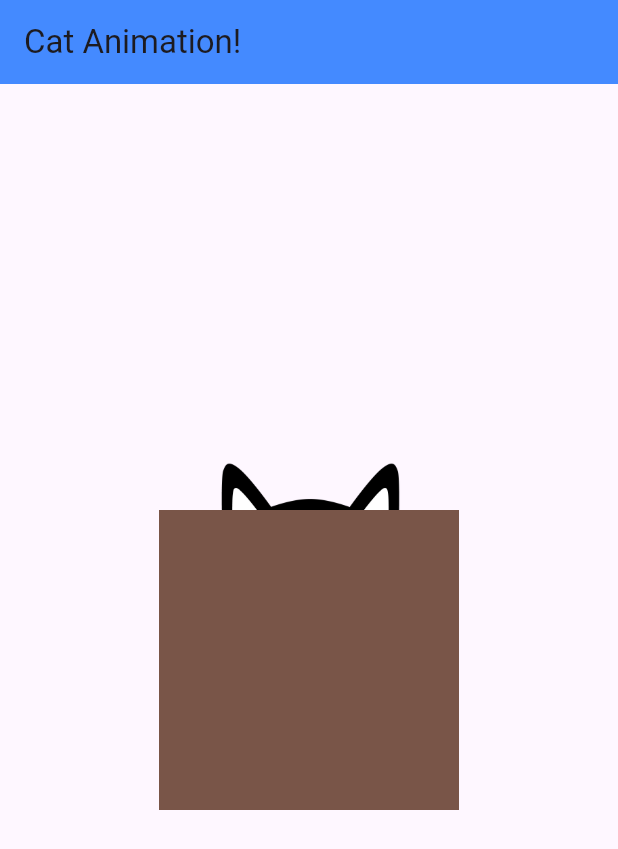
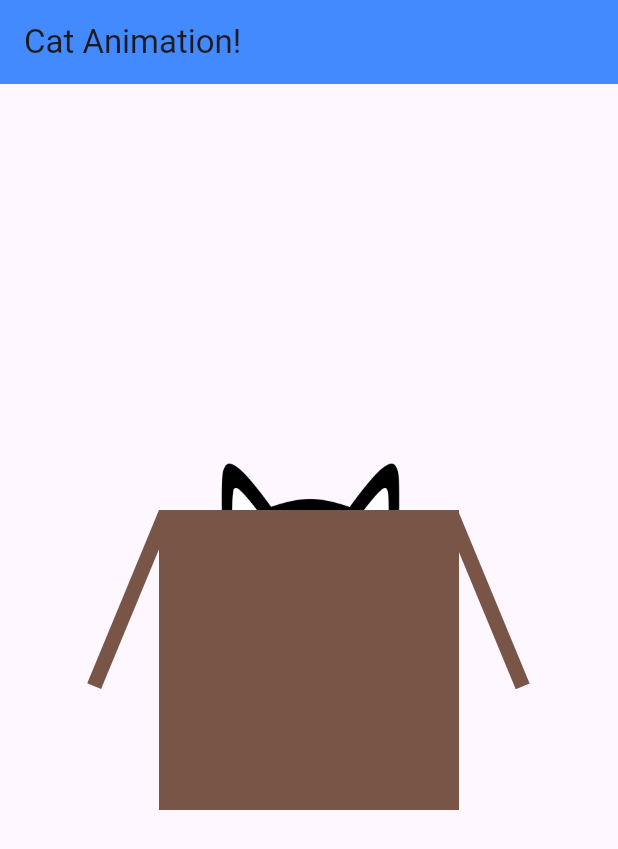
Before and after one commit to mjhabib/Flutter_DevGuideStephenGrider, a Flutter app: the screen it shows after launch, on a phone screen of 412 x 824 dp. Shown: the top 849 px of the screen. Run offline on Flutter 3.47's test engine with Material 3 defaults, Android fonts, the phone set to English and light mode, and no system bars; our stand-ins replace rxdart.

Commit message:
add left and right flaps to the box

```diff
--- a/05_cat_animation/lib/screens/home.dart
+++ b/05_cat_animation/lib/screens/home.dart
@@ -1,5 +1,6 @@
 import 'package:cat_animation/widgets/cat.dart';
 import 'package:flutter/material.dart';
+import 'dart:math';
 
 class Home extends StatefulWidget {
   const Home({super.key});
@@ -44,6 +45,8 @@ class _HomeState extends State<Home> with TickerProviderStateMixin {
               children: [
                 buildCatAnimation(),
                 buildBox(),
+                buildLeftFlap(),
+                buildRightFlap(),
               ],
             ),
           )),
@@ -86,4 +89,32 @@ class _HomeState extends State<Home> with TickerProviderStateMixin {
       color: Colors.brown,
     );
   }
+
+  Widget buildLeftFlap() {
+    return Transform.rotate(
+      alignment: Alignment.topLeft, // define the center point of rotation
+      angle: pi / 8, // math.pi = rotate by radians
+      child: Container(
+        width: 10,
+        height: 125,
+        color: Colors.brown,
+      ),
+    );
+  }
+
+  Widget buildRightFlap() {
+    return Positioned(
+      right: 0.0,
+      top: 4,
+      child: Transform.rotate(
+        angle: pi / -8,
+        alignment: Alignment.topLeft,
+        child: Container(
+          width: 10,
+          height: 125,
+          color: Colors.brown,
+        ),
+      ),
+    );
+  }
 }
```
